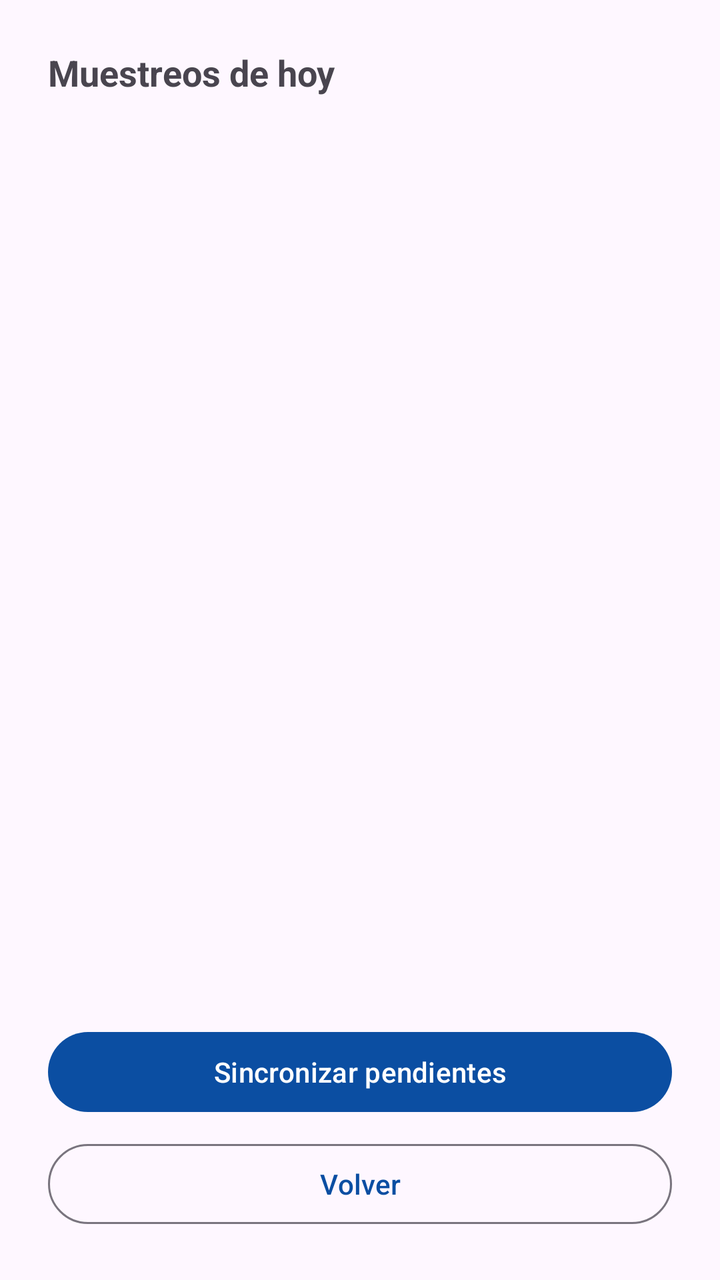
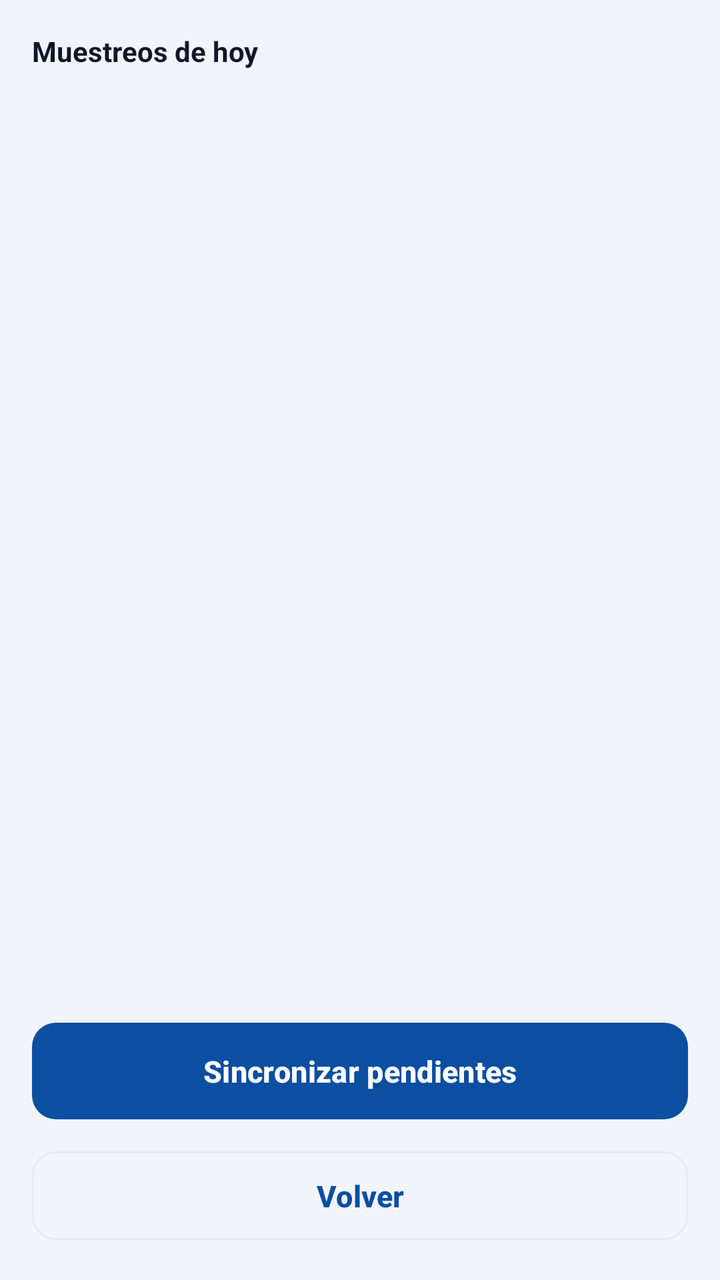

Screens rendered from an Android XML layout before and after an edit, with the pre-edit source and the edit as a unified diff.
<!-- AndroidManifest.xml: application theme Theme.BasculaRangerTest -->
<!-- res/layout/fragment_muestreos.xml -->
<?xml version="1.0" encoding="utf-8"?>
<LinearLayout xmlns:android="http://schemas.android.com/apk/res/android"
    android:layout_width="match_parent"
    android:layout_height="match_parent"
    android:orientation="vertical"
    android:padding="24dp">

    <TextView
        android:layout_width="wrap_content"
        android:layout_height="wrap_content"
        android:text="@string/title_muestreos_dia"
        android:textSize="18sp"
        android:textStyle="bold" />

    <TextView
        android:id="@+id/textResumen"
        android:layout_width="match_parent"
        android:layout_height="wrap_content"
        android:textSize="12sp"
        android:textColor="#666666"
        android:layout_marginTop="4dp"
        android:layout_marginBottom="12dp" />

    <ScrollView
        android:layout_width="match_parent"
        android:layout_height="0dp"
        android:layout_weight="1">

        <LinearLayout
            android:id="@+id/containerMuestreos"
            android:layout_width="match_parent"
            android:layout_height="wrap_content"
            android:orientation="vertical" />
    </ScrollView>

    <TextView
        android:id="@+id/textVacio"
        android:layout_width="match_parent"
        android:layout_height="wrap_content"
        android:text="@string/muestreos_vacio"
        android:gravity="center"
        android:textColor="#666666"
        android:layout_marginTop="24dp"
        android:visibility="gone" />

    <Button
        android:id="@+id/buttonSync"
        android:layout_width="match_parent"
        android:layout_height="wrap_content"
        android:layout_marginTop="8dp"
        android:text="@string/action_sync_pendientes" />

    <Button
        android:id="@+id/buttonVolver"
        style="?attr/materialButtonOutlinedStyle"
        android:layout_width="match_parent"
        android:layout_height="wrap_content"
        android:layout_marginTop="8dp"
        android:text="@string/action_volver" />

</LinearLayout>
<!-- resources referenced by this layout -->
<resources>
  <string name="action_sync_pendientes">Sincronizar pendientes</string>
  <string name="action_volver">Volver</string>
  <string name="muestreos_vacio">Aún no hay muestreos registrados hoy.</string>
  <string name="title_muestreos_dia">Muestreos de hoy</string>
  <style name="Theme.BasculaRangerTest" parent="Theme.Material3.DayNight.NoActionBar">
          <item name="colorPrimary">@color/sf_blue</item>
          <item name="colorOnPrimary">@color/sf_white</item>
          <item name="colorPrimaryContainer">@color/sf_blue_container</item>
          <item name="colorOnPrimaryContainer">@color/sf_blue_deep</item>
          <item name="colorSecondary">@color/sf_blue_deep</item>
          <item name="colorOnSecondary">@color/sf_white</item>
          <item name="colorSecondaryContainer">@color/sf_cyan</item>
          <item name="colorOnSecondaryContainer">@color/sf_blue_deep</item>
          <item name="colorError">@color/sf_red</item>
          <item name="android:statusBarColor">@color/sf_blue_deep</item>
          <item name="android:windowLightStatusBar" tools:targetApi="23">false</item>
      </style>
  <color name="sf_blue">#0B4EA2</color>
  <color name="sf_white">#FFFFFF</color>
  <color name="sf_blue_container">#E3ECF8</color>
  <color name="sf_blue_deep">#002F86</color>
  <color name="sf_cyan">#A6DCEA</color>
  <color name="sf_red">#E2231A</color>
</resources>

<!-- the commit's change to res/layout/fragment_muestreos.xml (unified diff, before → after) -->
@@ -3,21 +3,22 @@
     android:layout_width="match_parent"
     android:layout_height="match_parent"
     android:orientation="vertical"
-    android:padding="24dp">
+    android:background="@color/sf_bg"
+    android:padding="16dp">
 
     <TextView
         android:layout_width="wrap_content"
         android:layout_height="wrap_content"
+        style="@style/SfSectionTitle"
         android:text="@string/title_muestreos_dia"
-        android:textSize="18sp"
-        android:textStyle="bold" />
+        android:layout_marginBottom="2dp" />
 
     <TextView
         android:id="@+id/textResumen"
         android:layout_width="match_parent"
         android:layout_height="wrap_content"
         android:textSize="12sp"
-        android:textColor="#666666"
+        android:textColor="@color/sf_muted"
         android:layout_marginTop="4dp"
         android:layout_marginBottom="12dp" />
 
@@ -39,20 +40,21 @@
         android:layout_height="wrap_content"
         android:text="@string/muestreos_vacio"
         android:gravity="center"
-        android:textColor="#666666"
+        android:textColor="@color/sf_muted"
         android:layout_marginTop="24dp"
         android:visibility="gone" />
 
-    <Button
+    <com.google.android.material.button.MaterialButton
         android:id="@+id/buttonSync"
+        style="@style/SfButtonPrimary"
         android:layout_width="match_parent"
         android:layout_height="wrap_content"
         android:layout_marginTop="8dp"
         android:text="@string/action_sync_pendientes" />
 
-    <Button
+    <com.google.android.material.button.MaterialButton
         android:id="@+id/buttonVolver"
-        style="?attr/materialButtonOutlinedStyle"
+        style="@style/SfButtonGhost"
         android:layout_width="match_parent"
         android:layout_height="wrap_content"
         android:layout_marginTop="8dp"
<!-- resource entries referenced after the edit -->
@@ -1,9 +1,35 @@
 <!-- resources referenced by this layout -->
 <resources>
+  <color name="sf_bg">#F1F5F9</color>
+  <color name="sf_muted">#64748B</color>
   <string name="action_sync_pendientes">Sincronizar pendientes</string>
   <string name="action_volver">Volver</string>
   <string name="muestreos_vacio">Aún no hay muestreos registrados hoy.</string>
   <string name="title_muestreos_dia">Muestreos de hoy</string>
+  <style name="SfButtonGhost" parent="Widget.Material3.Button.OutlinedButton">
+          <item name="android:textSize">15sp</item>
+          <item name="android:textStyle">bold</item>
+          <item name="android:paddingTop">12dp</item>
+          <item name="android:paddingBottom">12dp</item>
+          <item name="android:textColor">@color/sf_blue</item>
+          <item name="strokeColor">@color/sf_line</item>
+          <item name="cornerRadius">12dp</item>
+      </style>
+  <style name="SfButtonPrimary" parent="Widget.Material3.Button">
+          <item name="android:textSize">15sp</item>
+          <item name="android:textStyle">bold</item>
+          <item name="android:paddingTop">14dp</item>
+          <item name="android:paddingBottom">14dp</item>
+          <item name="backgroundTint">@color/sf_blue</item>
+          <item name="android:textColor">@color/sf_white</item>
+          <item name="cornerRadius">12dp</item>
+      </style>
+  <style name="SfSectionTitle">
+          <item name="android:textSize">14sp</item>
+          <item name="android:textStyle">bold</item>
+          <item name="android:textColor">@color/sf_ink</item>
+          <item name="android:layout_marginBottom">12dp</item>
+      </style>
   <style name="Theme.BasculaRangerTest" parent="Theme.Material3.DayNight.NoActionBar">
           <item name="colorPrimary">@color/sf_blue</item>
           <item name="colorOnPrimary">@color/sf_white</item>
@@ -18,7 +44,9 @@
           <item name="android:windowLightStatusBar" tools:targetApi="23">false</item>
       </style>
   <color name="sf_blue">#0B4EA2</color>
+  <color name="sf_line">#E6EBF2</color>
   <color name="sf_white">#FFFFFF</color>
+  <color name="sf_ink">#0F172A</color>
   <color name="sf_blue_container">#E3ECF8</color>
   <color name="sf_blue_deep">#002F86</color>
   <color name="sf_cyan">#A6DCEA</color>
